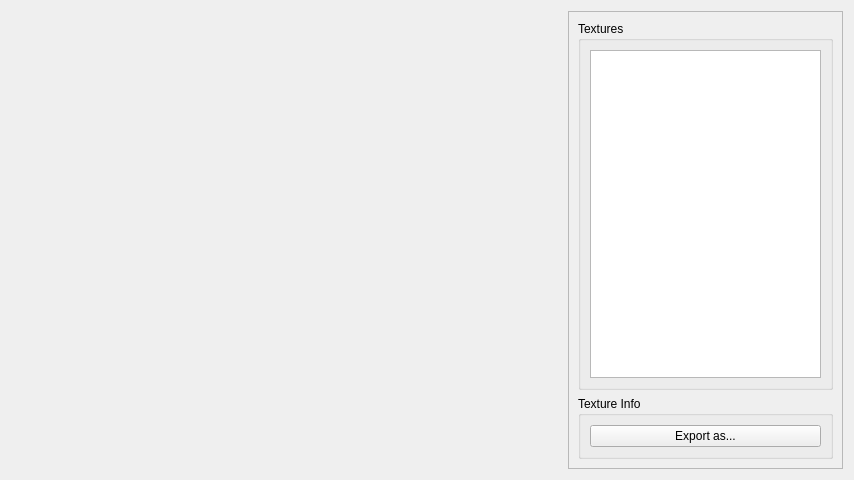
This is Tools/KFModTool/texturedbviewer.ui in IvanDSM/KingsFieldRE as Qt 5 draws it before an edit. The edited form follows.
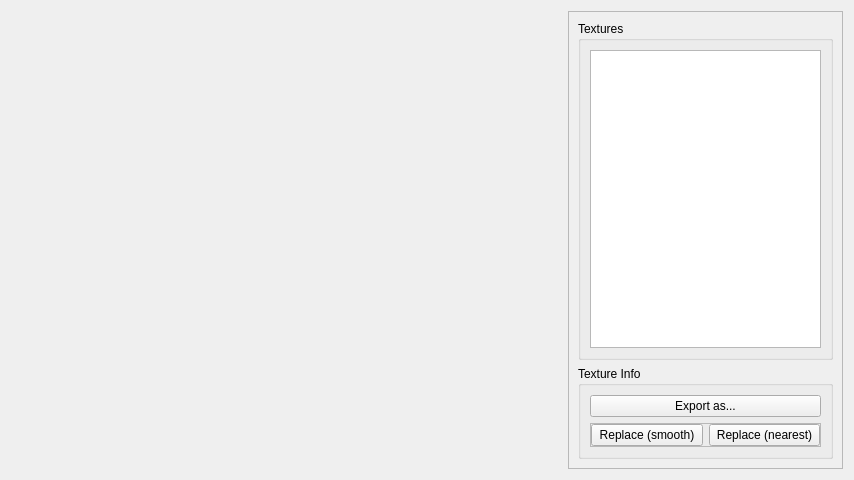
This is the edited form. Icons and pictures are not drawn.

Patch:
```diff
--- a/Tools/KFModTool/texturedbviewer.ui
+++ b/Tools/KFModTool/texturedbviewer.ui
@@ -68,6 +68,44 @@
            </property>
           </widget>
          </item>
+         <item>
+          <widget class="QFrame" name="replaceFrame">
+           <property name="frameShape">
+            <enum>QFrame::StyledPanel</enum>
+           </property>
+           <property name="frameShadow">
+            <enum>QFrame::Raised</enum>
+           </property>
+           <layout class="QHBoxLayout" name="horizontalLayout_2">
+            <property name="leftMargin">
+             <number>0</number>
+            </property>
+            <property name="topMargin">
+             <number>0</number>
+            </property>
+            <property name="rightMargin">
+             <number>0</number>
+            </property>
+            <property name="bottomMargin">
+             <number>0</number>
+            </property>
+            <item>
+             <widget class="QPushButton" name="replaceSBtn">
+              <property name="text">
+               <string>Replace (smooth)</string>
+              </property>
+             </widget>
+            </item>
+            <item>
+             <widget class="QPushButton" name="replaceNBtn">
+              <property name="text">
+               <string>Replace (nearest)</string>
+              </property>
+             </widget>
+            </item>
+           </layout>
+          </widget>
+         </item>
         </layout>
        </widget>
       </item>
```
